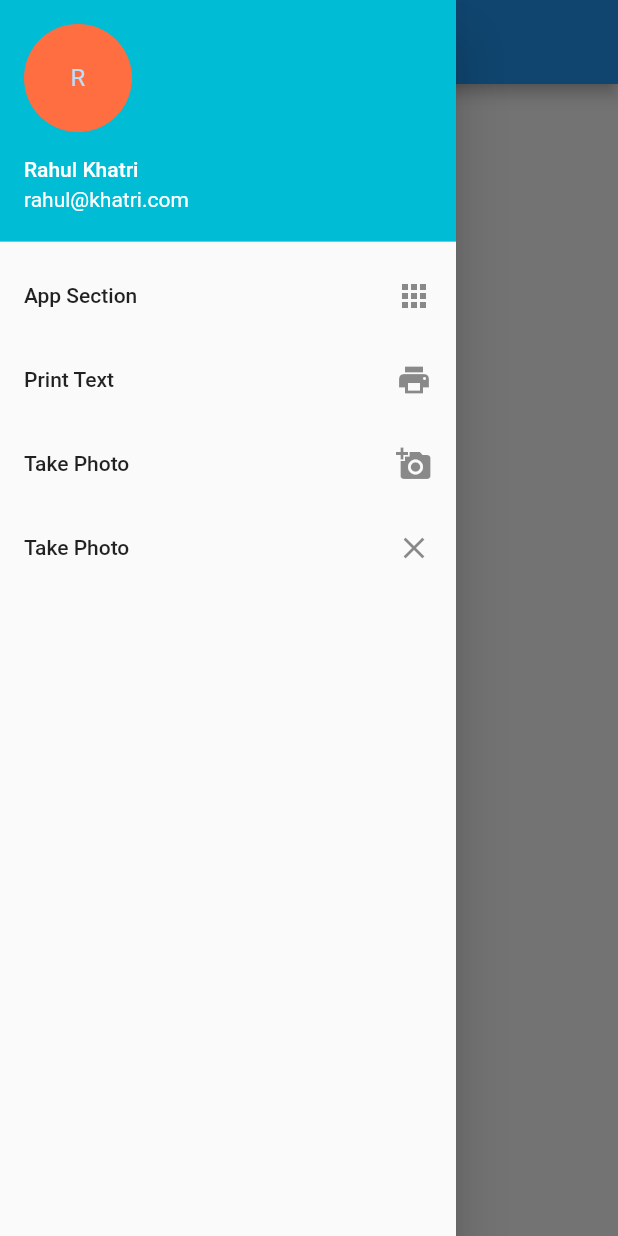
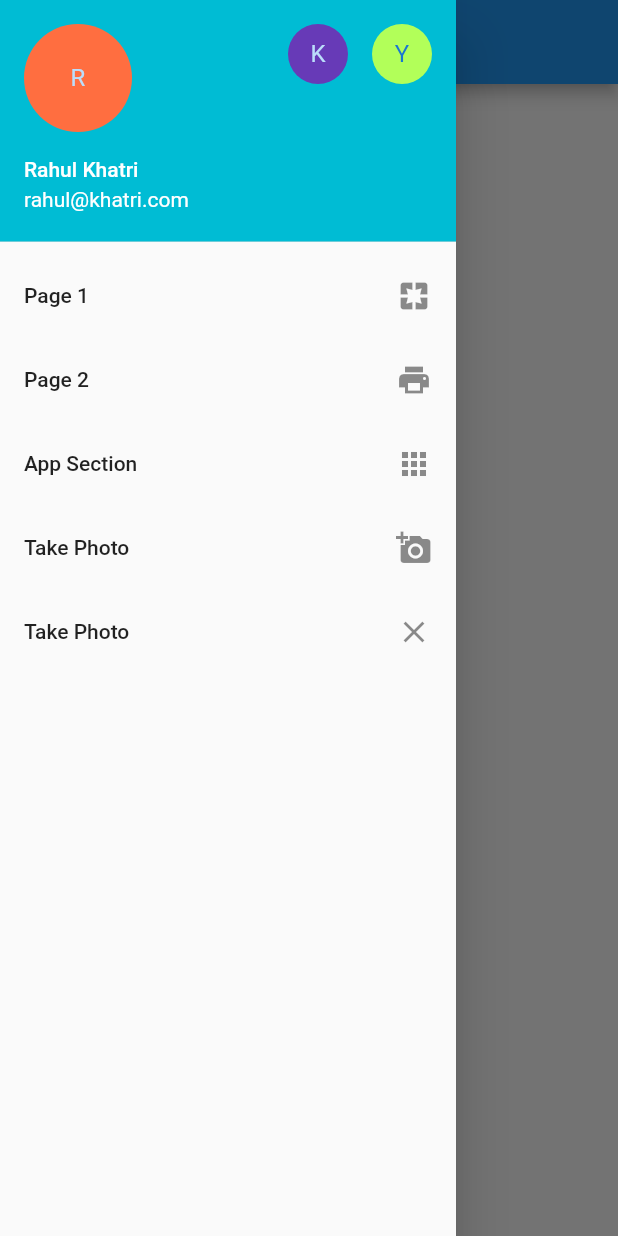
Before and after one commit to rahulkhatri19/flutter_first, a Flutter app: the NavigationDrawerApp screen opened directly, with the side drawer open, on a phone screen of 412 x 824 dp. Run offline on Flutter 3.47's test engine with Material 2 defaults, Android fonts, the phone set to English and light mode, and no system bars.

Commit message:
navigation drawer with route/ pages

```diff
--- a/lib/drawer_routes/Navigation_drawer.dart
+++ b/lib/drawer_routes/Navigation_drawer.dart
@@ -1,4 +1,5 @@
 import 'package:flutter/material.dart';
+import 'package:flutter_first/drawer_routes/Page.dart';
 
 void main() {
   runApp(new MaterialApp(home: NavigationDrawerApp()));
@@ -19,16 +20,36 @@ class _navigationDrawer extends State<NavigationDrawerApp> {
       drawer: new Drawer(
         child: new ListView(
           children: <Widget>[
-            new UserAccountsDrawerHeader(accountName: new Text('Rahul Khatri'), accountEmail: new Text('rahul@khatri.com'),
-            currentAccountPicture: new CircleAvatar(backgroundColor: Colors.deepOrangeAccent, child:  new Text('R')), decoration: BoxDecoration(color: Colors.cyan),),
-
+            new UserAccountsDrawerHeader(
+              accountName: new Text('Rahul Khatri'),
+              accountEmail: new Text('rahul@khatri.com'),
+              currentAccountPicture: new CircleAvatar(
+                  backgroundColor: Colors.deepOrangeAccent,
+                  child: new Text('R')),
+              decoration: BoxDecoration(color: Colors.cyan),
+              otherAccountsPictures: <Widget>[
+                new CircleAvatar(
+                    backgroundColor: Colors.deepPurple, child: new Text('K')),
+                new CircleAvatar(
+                    backgroundColor: Colors.lightGreenAccent,
+                    child: new Text('Y'))
+              ],
+            ),
+            new ListTile(
+              title: new Text('Page 1'),
+              trailing: new Icon(Icons.pages),
+              onTap: () => Navigator.of(context).push(new MaterialPageRoute(
+                  builder: (BuildContext context) => new PageApp('Page 1'))),
+            ),
+            new ListTile(
+              title: new Text('Page 2'),
+              trailing: new Icon(Icons.print),
+              onTap: () => Navigator.of(context).push(new MaterialPageRoute(
+                  builder: (BuildContext context) => new PageApp('Page 2'))),
+            ),
             new ListTile(
               title: new Text('App Section'),
               trailing: new Icon(Icons.apps),
-            ),
-            new ListTile(
-              title: new Text('Print Text'),
-              trailing: new Icon(Icons.print),
             ),
             new ListTile(
               title: new Text('Take Photo'),
```
Also changed, not shown: lib/drawer_routes/Page.dart (added, +20 -0 lines).
